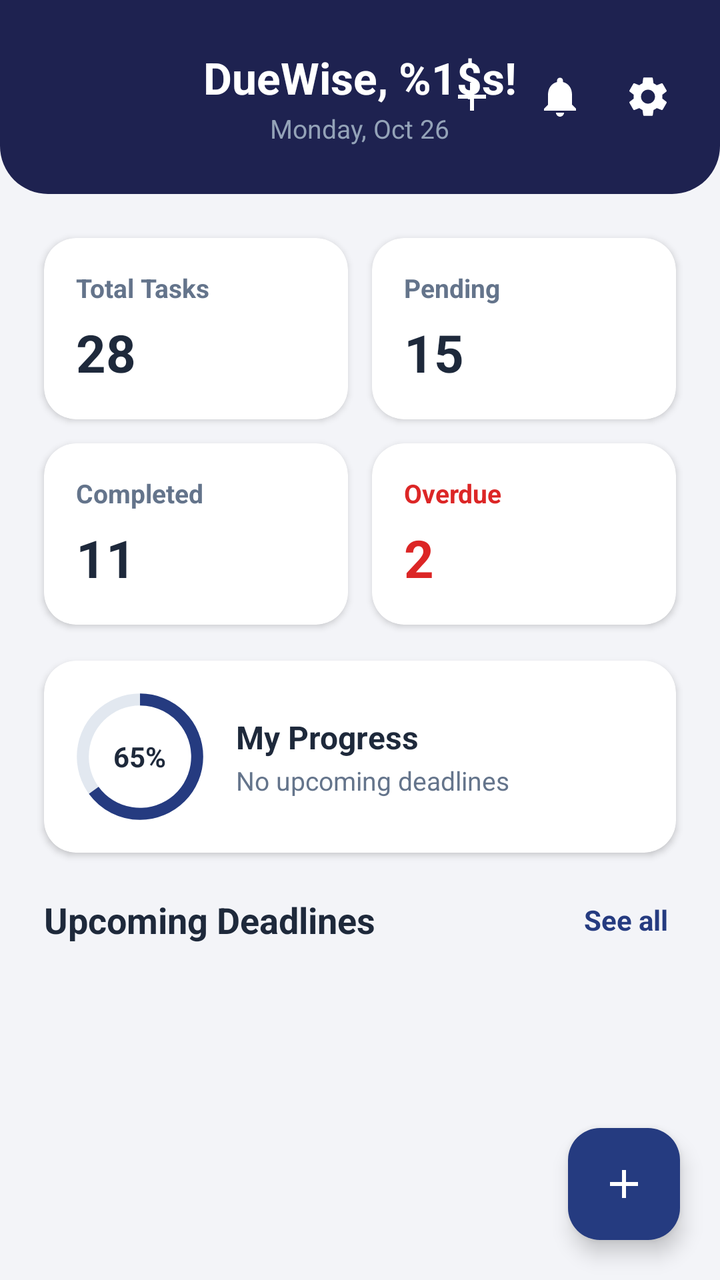
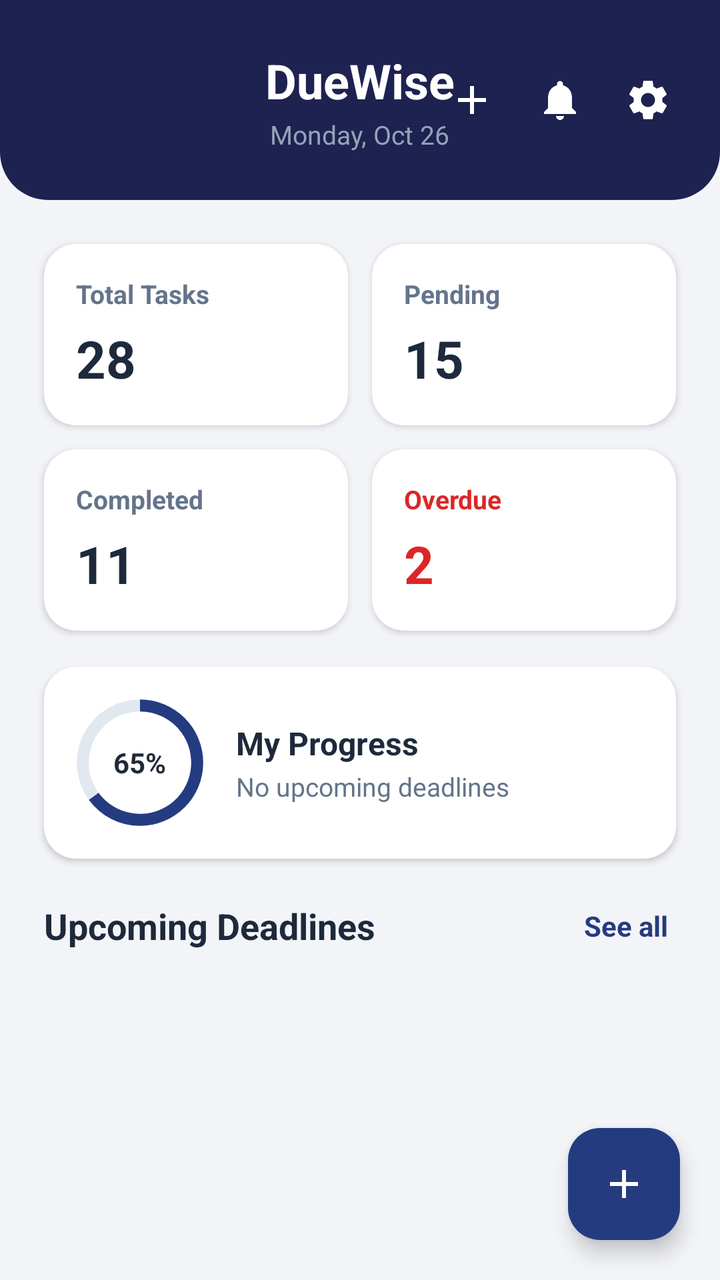

An Android layout rendered at two revisions. The XML below is the earlier revision; the diff shows what the commit changed to produce the second picture.
<!-- AndroidManifest.xml: application theme Theme.Assignment_Task_Management_app -->
<!-- res/layout/fragment_dashboard.xml -->
<?xml version="1.0" encoding="utf-8"?>
<androidx.coordinatorlayout.widget.CoordinatorLayout xmlns:android="http://schemas.android.com/apk/res/android"
    xmlns:app="http://schemas.android.com/apk/res-auto"
    xmlns:tools="http://schemas.android.com/tools"
    android:layout_width="match_parent"
    android:layout_height="match_parent"
    android:background="@color/background">

    <androidx.core.widget.NestedScrollView
        android:layout_width="match_parent"
        android:layout_height="match_parent"
        android:clipToPadding="false"
        android:paddingBottom="80dp">

        <LinearLayout
            android:layout_width="match_parent"
            android:layout_height="wrap_content"
            android:orientation="vertical">

            
            <LinearLayout
                android:layout_width="match_parent"
                android:layout_height="wrap_content"
                android:background="@drawable/bg_navy_header"
                android:orientation="vertical"
                android:paddingStart="20dp"
                android:paddingTop="24dp"
                android:paddingEnd="20dp"
                android:paddingBottom="24dp">

                <RelativeLayout
                    android:layout_width="match_parent"
                    android:layout_height="wrap_content">

                    
                    <LinearLayout
                        android:layout_width="wrap_content"
                        android:layout_height="wrap_content"
                        android:layout_centerInParent="true"
                        android:gravity="center"
                        android:orientation="vertical">

                        <TextView
                            android:id="@+id/tv_greeting"
                            android:layout_width="wrap_content"
                            android:layout_height="wrap_content"
                            android:gravity="center"
                            android:text="@string/good_morning"
                            android:textColor="@color/white"
                            android:textSize="22sp"
                            android:textStyle="bold" />

                        <TextView
                            android:id="@+id/tv_date"
                            android:layout_width="wrap_content"
                            android:layout_height="wrap_content"
                            android:layout_marginTop="2dp"
                            android:gravity="center"
                            android:text="Monday, Oct 26"
                            android:textColor="#94A3B8"
                            android:textSize="13sp" />
                    </LinearLayout>

                    <LinearLayout
                        android:layout_width="wrap_content"
                        android:layout_height="wrap_content"
                        android:layout_alignParentEnd="true"
                        android:layout_centerVertical="true"
                        android:gravity="center_vertical"
                        android:orientation="horizontal">

                        <ImageView
                            android:id="@+id/btn_header_add"
                            android:layout_width="32dp"
                            android:layout_height="32dp"
                            android:layout_marginEnd="12dp"
                            android:background="?attr/selectableItemBackgroundBorderless"
                            android:contentDescription="Add Task"
                            android:padding="4dp"
                            android:src="@drawable/ic_add"
                            app:tint="@color/white" />

                        <ImageView
                            android:id="@+id/btn_header_notifications"
                            android:layout_width="32dp"
                            android:layout_height="32dp"
                            android:layout_marginEnd="12dp"
                            android:background="?attr/selectableItemBackgroundBorderless"
                            android:contentDescription="Notifications"
                            android:padding="4dp"
                            android:src="@drawable/ic_bell"
                            app:tint="@color/white" />

                        <ImageView
                            android:id="@+id/btn_header_settings"
                            android:layout_width="32dp"
                            android:layout_height="32dp"
                            android:background="?attr/selectableItemBackgroundBorderless"
                            android:contentDescription="Settings"
                            android:padding="4dp"
                            android:src="@drawable/ic_settings"
                            app:tint="@color/white" />
                    </LinearLayout>
                </RelativeLayout>
            </LinearLayout>

            
            <GridLayout
                android:layout_width="match_parent"
                android:layout_height="wrap_content"
                android:layout_marginStart="16dp"
                android:layout_marginTop="16dp"
                android:layout_marginEnd="16dp"
                android:columnCount="2"
                android:rowCount="2">

                
                <androidx.cardview.widget.CardView
                    android:layout_width="0dp"
                    android:layout_height="wrap_content"
                    android:layout_rowWeight="1"
                    android:layout_columnWeight="1"
                    android:layout_margin="6dp"
                    app:cardBackgroundColor="@color/card_bg"
                    app:cardCornerRadius="16dp"
                    app:cardElevation="2dp">

                    <LinearLayout
                        android:layout_width="match_parent"
                        android:layout_height="wrap_content"
                        android:orientation="vertical"
                        android:padding="16dp">

                        <TextView
                            android:layout_width="wrap_content"
                            android:layout_height="wrap_content"
                            android:text="@string/total_tasks"
                            android:textColor="@color/text_secondary"
                            android:textSize="13sp"
                            android:textStyle="bold" />

                        <TextView
                            android:id="@+id/tv_dash_total"
                            android:layout_width="wrap_content"
                            android:layout_height="wrap_content"
                            android:layout_marginTop="6dp"
                            android:text="28"
                            android:textColor="@color/text_primary"
                            android:textSize="26sp"
                            android:textStyle="bold" />
                    </LinearLayout>
                </androidx.cardview.widget.CardView>

                
                <androidx.cardview.widget.CardView
                    android:layout_width="0dp"
                    android:layout_height="wrap_content"
                    android:layout_rowWeight="1"
                    android:layout_columnWeight="1"
                    android:layout_margin="6dp"
                    app:cardBackgroundColor="@color/card_bg"
                    app:cardCornerRadius="16dp"
                    app:cardElevation="2dp">

                    <LinearLayout
                        android:layout_width="match_parent"
                        android:layout_height="wrap_content"
                        android:orientation="vertical"
                        android:padding="16dp">

                        <TextView
                            android:layout_width="wrap_content"
                            android:layout_height="wrap_content"
                            android:text="@string/pending"
                            android:textColor="@color/text_secondary"
                            android:textSize="13sp"
                            android:textStyle="bold" />

                        <TextView
                            android:id="@+id/tv_dash_pending"
                            android:layout_width="wrap_content"
                            android:layout_height="wrap_content"
                            android:layout_marginTop="6dp"
                            android:text="15"
                            android:textColor="@color/text_primary"
                            android:textSize="26sp"
                            android:textStyle="bold" />
                    </LinearLayout>
                </androidx.cardview.widget.CardView>

                
                <androidx.cardview.widget.CardView
                    android:layout_width="0dp"
                    android:layout_height="wrap_content"
                    android:layout_rowWeight="1"
                    android:layout_columnWeight="1"
                    android:layout_margin="6dp"
                    app:cardBackgroundColor="@color/card_bg"
                    app:cardCornerRadius="16dp"
                    app:cardElevation="2dp">

                    <LinearLayout
                        android:layout_width="match_parent"
                        android:layout_height="wrap_content"
                        android:orientation="vertical"
                        android:padding="16dp">

                        <TextView
                            android:layout_width="wrap_content"
                            android:layout_height="wrap_content"
                            android:text="@string/completed"
                            android:textColor="@color/text_secondary"
                            android:textSize="13sp"
                            android:textStyle="bold" />

                        <TextView
                            android:id="@+id/tv_dash_completed"
                            android:layout_width="wrap_content"
                            android:layout_height="wrap_content"
                            android:layout_marginTop="6dp"
                            android:text="11"
                            android:textColor="@color/text_primary"
                            android:textSize="26sp"
                            android:textStyle="bold" />
                    </LinearLayout>
                </androidx.cardview.widget.CardView>

                
                <androidx.cardview.widget.CardView
                    android:layout_width="0dp"
                    android:layout_height="wrap_content"
                    android:layout_rowWeight="1"
                    android:layout_columnWeight="1"
                    android:layout_margin="6dp"
                    app:cardBackgroundColor="@color/card_bg"
                    app:cardCornerRadius="16dp"
                    app:cardElevation="2dp">

                    <LinearLayout
                        android:layout_width="match_parent"
                        android:layout_height="wrap_content"
                        android:orientation="vertical"
                        android:padding="16dp">

                        <TextView
                            android:layout_width="wrap_content"
                            android:layout_height="wrap_content"
                            android:text="@string/overdue"
                            android:textColor="@color/error_red"
                            android:textSize="13sp"
                            android:textStyle="bold" />

                        <TextView
                            android:id="@+id/tv_dash_overdue"
                            android:layout_width="wrap_content"
                            android:layout_height="wrap_content"
                            android:layout_marginTop="6dp"
                            android:text="2"
                            android:textColor="@color/error_red"
                            android:textSize="26sp"
                            android:textStyle="bold" />
                    </LinearLayout>
                </androidx.cardview.widget.CardView>
            </GridLayout>

            
            <androidx.cardview.widget.CardView
                android:layout_width="match_parent"
                android:layout_height="wrap_content"
                android:layout_marginStart="22dp"
                android:layout_marginTop="12dp"
                android:layout_marginEnd="22dp"
                app:cardBackgroundColor="@color/card_bg"
                app:cardCornerRadius="16dp"
                app:cardElevation="2dp">

                <RelativeLayout
                    android:layout_width="match_parent"
                    android:layout_height="wrap_content"
                    android:padding="16dp">

                    <FrameLayout
                        android:id="@+id/progress_circle_container"
                        android:layout_width="64dp"
                        android:layout_height="64dp"
                        android:layout_alignParentStart="true"
                        android:layout_centerVertical="true">

                        <ProgressBar
                            android:id="@+id/progress_circular"
                            style="?android:attr/progressBarStyleHorizontal"
                            android:layout_width="match_parent"
                            android:layout_height="match_parent"
                            android:indeterminate="false"
                            android:max="100"
                            android:progress="65"
                            android:progressDrawable="@drawable/bg_circular_progress" />

                        <TextView
                            android:id="@+id/tv_dash_percentage"
                            android:layout_width="wrap_content"
                            android:layout_height="wrap_content"
                            android:layout_gravity="center"
                            android:text="65%"
                            android:textColor="@color/text_primary"
                            android:textSize="14sp"
                            android:textStyle="bold" />
                    </FrameLayout>

                    <LinearLayout
                        android:layout_width="wrap_content"
                        android:layout_height="wrap_content"
                        android:layout_centerVertical="true"
                        android:layout_marginStart="16dp"
                        android:layout_toEndOf="@id/progress_circle_container"
                        android:orientation="vertical">

                        <TextView
                            android:layout_width="wrap_content"
                            android:layout_height="wrap_content"
                            android:text="@string/my_progress"
                            android:textColor="@color/text_primary"
                            android:textSize="16sp"
                            android:textStyle="bold" />

                        <TextView
                            android:id="@+id/tv_dash_progress_sub"
                            android:layout_width="wrap_content"
                            android:layout_height="wrap_content"
                            android:layout_marginTop="2dp"
                            android:text="@string/no_upcoming_deadlines"
                            android:textColor="@color/text_secondary"
                            android:textSize="13sp" />
                    </LinearLayout>
                </RelativeLayout>
            </androidx.cardview.widget.CardView>

            
            <RelativeLayout
                android:layout_width="match_parent"
                android:layout_height="wrap_content"
                android:layout_marginStart="22dp"
                android:layout_marginTop="20dp"
                android:layout_marginEnd="22dp">

                <TextView
                    android:layout_width="wrap_content"
                    android:layout_height="wrap_content"
                    android:layout_alignParentStart="true"
                    android:layout_centerVertical="true"
                    android:text="@string/upcoming_deadlines"
                    android:textColor="@color/text_primary"
                    android:textSize="18sp"
                    android:textStyle="bold" />

                <TextView
                    android:id="@+id/tv_see_all"
                    android:layout_width="wrap_content"
                    android:layout_height="wrap_content"
                    android:layout_alignParentEnd="true"
                    android:layout_centerVertical="true"
                    android:background="?attr/selectableItemBackground"
                    android:padding="4dp"
                    android:text="@string/see_all"
                    android:textColor="@color/navy_primary"
                    android:textSize="14sp"
                    android:textStyle="bold" />
            </RelativeLayout>

            
            <androidx.recyclerview.widget.RecyclerView
                android:id="@+id/rv_upcoming_tasks"
                android:layout_width="match_parent"
                android:layout_height="wrap_content"
                android:layout_marginStart="16dp"
                android:layout_marginTop="8dp"
                android:layout_marginEnd="16dp"
                android:nestedScrollingEnabled="false"
                tools:listitem="@layout/item_task" />

            <TextView
                android:id="@+id/tv_no_upcoming_tasks"
                android:layout_width="match_parent"
                android:layout_height="wrap_content"
                android:layout_marginTop="24dp"
                android:gravity="center"
                android:text="No upcoming assignments"
                android:textColor="@color/text_muted"
                android:textSize="14sp"
                android:visibility="gone" />

        </LinearLayout>
    </androidx.core.widget.NestedScrollView>

    <com.google.android.material.floatingactionbutton.FloatingActionButton
        android:id="@+id/fab_dash_add_task"
        android:layout_width="wrap_content"
        android:layout_height="wrap_content"
        android:layout_gravity="bottom|end"
        android:layout_margin="20dp"
        android:contentDescription="Add New Task"
        android:src="@drawable/ic_add"
        app:backgroundTint="@color/navy_primary"
        app:tint="@color/white" />

</androidx.coordinatorlayout.widget.CoordinatorLayout>
<!-- res/layout/item_task.xml (included above) -->
<?xml version="1.0" encoding="utf-8"?>
<androidx.cardview.widget.CardView xmlns:android="http://schemas.android.com/apk/res/android"
    xmlns:app="http://schemas.android.com/apk/res-auto"
    android:layout_width="match_parent"
    android:layout_height="wrap_content"
    android:layout_marginTop="6dp"
    android:layout_marginBottom="6dp"
    android:foreground="?attr/selectableItemBackground"
    app:cardBackgroundColor="@color/card_bg"
    app:cardCornerRadius="16dp"
    app:cardElevation="2dp">

    <RelativeLayout
        android:layout_width="match_parent"
        android:layout_height="wrap_content"
        android:padding="16dp">

        <LinearLayout
            android:id="@+id/ll_task_header"
            android:layout_width="wrap_content"
            android:layout_height="wrap_content"
            android:layout_alignParentStart="true"
            android:layout_toStartOf="@id/iv_arrow"
            android:orientation="vertical">

            <TextView
                android:id="@+id/tv_item_title"
                android:layout_width="wrap_content"
                android:layout_height="wrap_content"
                android:text="History Essay"
                android:textColor="@color/text_primary"
                android:textSize="16sp"
                android:textStyle="bold" />

            <TextView
                android:id="@+id/tv_item_description"
                android:layout_width="wrap_content"
                android:layout_height="wrap_content"
                android:layout_marginTop="2dp"
                android:ellipsize="end"
                android:maxLines="2"
                android:textColor="@color/text_secondary"
                android:textSize="12sp"
                android:visibility="gone" />

            
            <LinearLayout
                android:layout_width="wrap_content"
                android:layout_height="wrap_content"
                android:layout_marginTop="6dp"
                android:gravity="center_vertical"
                android:orientation="horizontal">

                <TextView
                    android:id="@+id/tv_item_due_date"
                    android:layout_width="wrap_content"
                    android:layout_height="wrap_content"
                    android:text="Due Oct 27"
                    android:textColor="@color/text_secondary"
                    android:textSize="12sp" />

                <TextView
                    android:layout_width="wrap_content"
                    android:layout_height="wrap_content"
                    android:layout_marginStart="4dp"
                    android:layout_marginEnd="4dp"
                    android:text="•"
                    android:textColor="@color/text_muted"
                    android:textSize="12sp" />

                <TextView
                    android:id="@+id/tv_item_priority"
                    android:layout_width="wrap_content"
                    android:layout_height="wrap_content"
                    android:background="@drawable/bg_priority_high"
                    android:paddingStart="8dp"
                    android:paddingTop="2dp"
                    android:paddingEnd="8dp"
                    android:paddingBottom="2dp"
                    android:text="High"
                    android:textColor="@color/priority_high_text"
                    android:textSize="11sp"
                    android:textStyle="bold" />

                <TextView
                    android:id="@+id/tv_item_status"
                    android:layout_width="wrap_content"
                    android:layout_height="wrap_content"
                    android:layout_marginStart="6dp"
                    android:background="@drawable/bg_status_pending"
                    android:paddingStart="8dp"
                    android:paddingTop="2dp"
                    android:paddingEnd="8dp"
                    android:paddingBottom="2dp"
                    android:text="Pending"
                    android:textColor="@color/status_pending_text"
                    android:textSize="11sp"
                    android:textStyle="bold" />

            </LinearLayout>

        </LinearLayout>

        <ImageView
            android:id="@+id/iv_arrow"
            android:layout_width="24dp"
            android:layout_height="24dp"
            android:layout_alignParentEnd="true"
            android:layout_centerVertical="true"
            android:contentDescription="Open Task Details"
            android:src="@drawable/ic_chevron_right"
            app:tint="@color/text_muted" />

    </RelativeLayout>
</androidx.cardview.widget.CardView>
<!-- resources referenced by this layout -->
<resources>
  <color name="background">#F3F4F8</color>
  <color name="card_bg">#FFFFFF</color>
  <color name="error_red">#DC2626</color>
  <color name="navy_primary">#253B80</color>
  <color name="priority_high_text">#DC2626</color>
  <color name="status_pending_text">#D97706</color>
  <color name="text_muted">#94A3B8</color>
  <color name="text_primary">#1E293B</color>
  <color name="text_secondary">#64748B</color>
  <color name="white">#FFFFFFFF</color>
  <!-- drawable bg_navy_header (drawable) -->
  <?xml version="1.0" encoding="utf-8"?>
  <shape xmlns:android="http://schemas.android.com/apk/res/android"
      android:shape="rectangle">
      <solid android:color="@color/navy_header" />
      <corners
          android:bottomLeftRadius="24dp"
          android:bottomRightRadius="24dp" />
  </shape>
  <!-- drawable bg_priority_high (drawable) -->
  <?xml version="1.0" encoding="utf-8"?>
  <shape xmlns:android="http://schemas.android.com/apk/res/android"
      android:shape="rectangle">
      <solid android:color="@color/priority_high_bg" />
      <corners android:radius="8dp" />
  </shape>
  <!-- drawable bg_status_pending (drawable) -->
  <?xml version="1.0" encoding="utf-8"?>
  <shape xmlns:android="http://schemas.android.com/apk/res/android"
      android:shape="rectangle">
      <solid android:color="@color/status_pending_bg" />
      <corners android:radius="8dp" />
  </shape>
  <!-- drawable ic_add (drawable) -->
  <vector xmlns:android="http://schemas.android.com/apk/res/android"
      android:width="24dp"
      android:height="24dp"
      android:viewportWidth="24"
      android:viewportHeight="24">
    <path
        android:fillColor="#FF000000"
        android:pathData="M19,13h-6v6h-2v-6H5v-2h6V5h2v6h6v2z"/>
  </vector>
  <!-- drawable ic_bell (drawable) -->
  <vector xmlns:android="http://schemas.android.com/apk/res/android"
      android:width="24dp"
      android:height="24dp"
      android:viewportWidth="24"
      android:viewportHeight="24">
    <path
        android:fillColor="#FF000000"
        android:pathData="M12,22c1.1,0 2,-0.9 2,-2h-4c0,1.1 0.89,2 2,2zM18,16v-5c0,-3.07 -1.63,-5.64 -4.5,-6.32V4c0,-0.83 -0.67,-1.5 -1.5,-1.5s-1.5,0.67 -1.5,1.5v0.68C7.64,5.36 6,7.92 6,11v5l-2,2v1h16v-1l-2,-2z"/>
  </vector>
  <!-- drawable ic_chevron_right (drawable) -->
  <vector xmlns:android="http://schemas.android.com/apk/res/android"
      android:width="24dp"
      android:height="24dp"
      android:viewportWidth="24"
      android:viewportHeight="24">
    <path
        android:fillColor="#FF000000"
        android:pathData="M10,6L8.59,7.41 13.17,12l-4.58,4.59L10,18l6,-6z"/>
  </vector>
  <string name="completed">Completed</string>
  <string name="good_morning">DueWise, %1$s!</string>
  <string name="my_progress">My Progress</string>
  <string name="no_upcoming_deadlines">No upcoming deadlines</string>
  <string name="overdue">Overdue</string>
  <string name="pending">Pending</string>
  <string name="see_all">See all</string>
  <string name="total_tasks">Total Tasks</string>
  <string name="upcoming_deadlines">Upcoming Deadlines</string>
  <style name="Theme.Assignment_Task_Management_app" parent="Base.Theme.Assignment_Task_Management_app" />
  <color name="navy_header">#1E2250</color>
  <color name="priority_high_bg">#FEE2E2</color>
  <color name="status_pending_bg">#FEF3C7</color>
  <style name="Base.Theme.Assignment_Task_Management_app" parent="Theme.Material3.DayNight.NoActionBar">
          <item name="colorPrimary">@color/navy_primary</item>
          <item name="colorPrimaryDark">@color/navy_header</item>
          <item name="colorAccent">@color/accent</item>
          <item name="android:statusBarColor">@color/navy_header</item>
          <item name="android:windowBackground">@color/background</item>
      </style>
  <color name="accent">#2563EB</color>
  <!-- unchanged entries left out for length: 2 -->
</resources>

<!-- the commit's change to res/layout/fragment_dashboard.xml (unified diff, before → after) -->
@@ -45,9 +45,9 @@
                             android:layout_width="wrap_content"
                             android:layout_height="wrap_content"
                             android:gravity="center"
-                            android:text="@string/good_morning"
+                            android:text="@string/app_name"
                             android:textColor="@color/white"
-                            android:textSize="22sp"
+                            android:textSize="24sp"
                             android:textStyle="bold" />
 
                         <TextView
<!-- resource entries referenced after the edit -->
@@ -63,8 +63,8 @@
         android:fillColor="#FF000000"
         android:pathData="M10,6L8.59,7.41 13.17,12l-4.58,4.59L10,18l6,-6z"/>
   </vector>
+  <string name="app_name">DueWise</string>
   <string name="completed">Completed</string>
-  <string name="good_morning">DueWise, %1$s!</string>
   <string name="my_progress">My Progress</string>
   <string name="no_upcoming_deadlines">No upcoming deadlines</string>
   <string name="overdue">Overdue</string>
